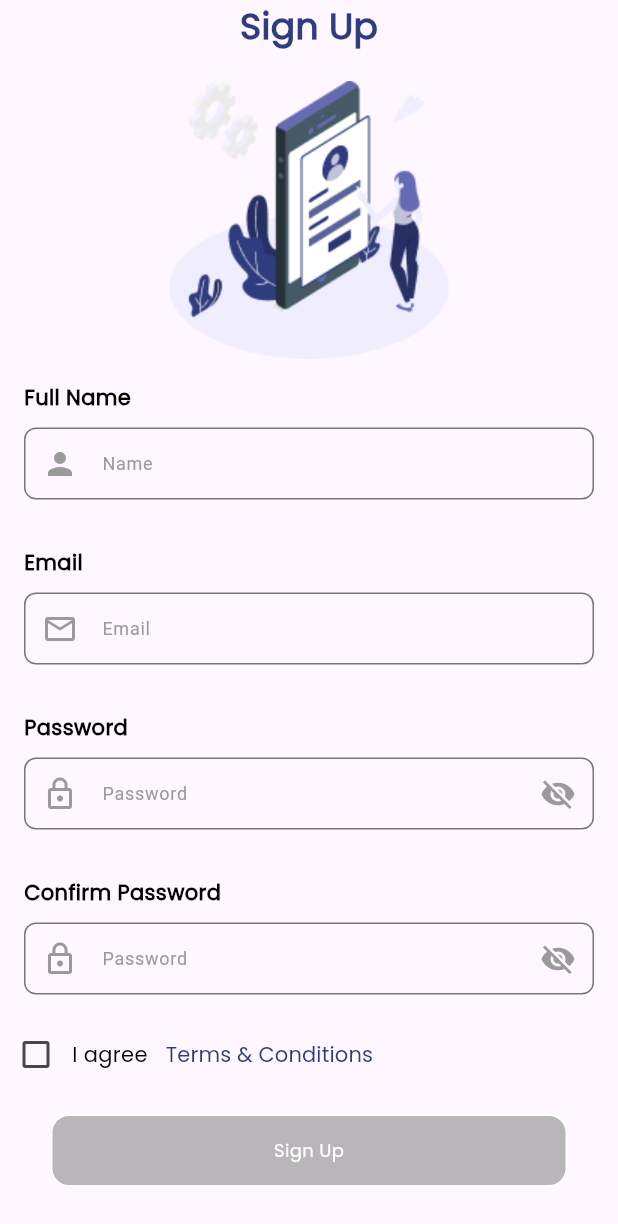
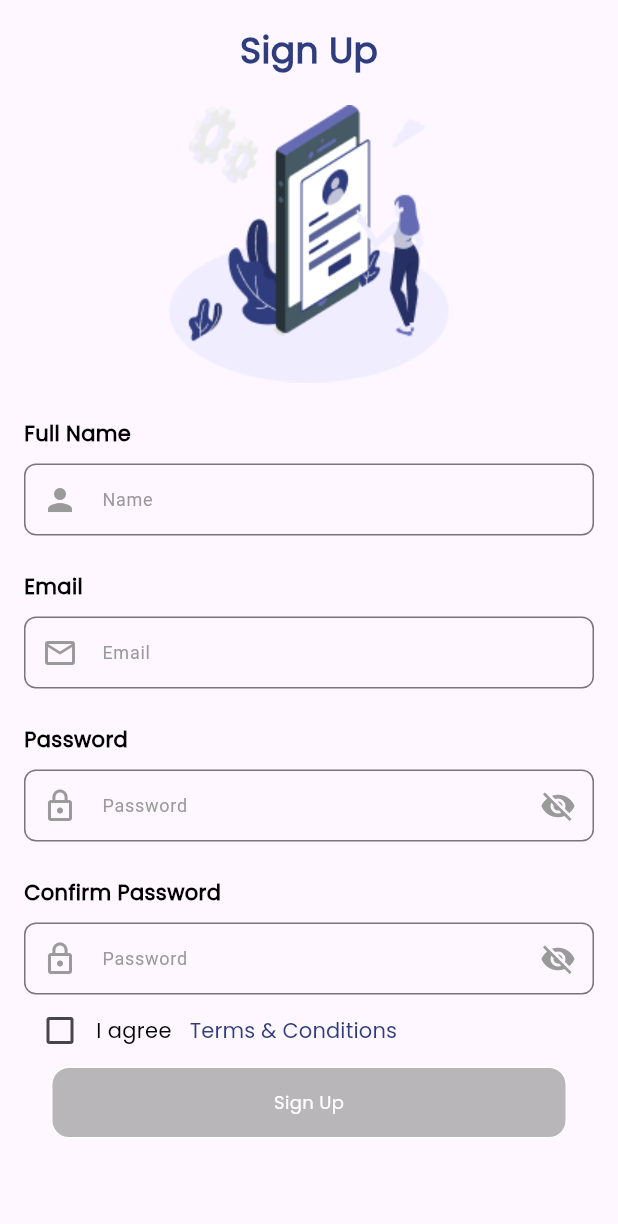
Before and after one commit to OmarZlata/Epic_Explora, a Flutter app: the SignInView screen opened directly, after a tap on "Sign in", after a tap on "Sign Up", on a phone screen of 412 x 824 dp. Shown: the top 1224 px of the screen. Run offline on Flutter 3.47's test engine with Material 3 defaults, Android fonts, the phone set to English and light mode, and no system bars; our stand-ins replace dio, dotted_border, dropdown_button2, flutter_bloc, flutter_screenutil, font_awesome_flutter and 3 more; accounts and stored records are empty; network calls fail.

Commit message:
Some edits "signUpI"

```diff
--- a/lib/Views/Signin/SignIn.dart
+++ b/lib/Views/Signin/SignIn.dart
@@ -29,10 +29,15 @@ class _SignInViewState extends State<SignInView> {
           if (state is SignInSuccess) {
             ScaffoldMessenger.of(context).showSnackBar(
               const SnackBar(
-                content: Text("success"),
+                backgroundColor: AppColors.blue,
+
+                elevation: 1,
+                padding: EdgeInsets.all(8),
+                content: Text("Success" ,style: TextStyle(
+                  color: AppColors.white,
+                ),),
               ),
             );
-            context.read<UserCubit>().signIn();
             Navigator.push(
               context,
               MaterialPageRoute(
@@ -42,7 +47,13 @@ class _SignInViewState extends State<SignInView> {
           } else if (state is SignInFailure) {
             ScaffoldMessenger.of(context).showSnackBar(
               SnackBar(
-                content: Text("SignIn Failed"),
+                elevation: 1,
+                backgroundColor: AppColors.blue,
+                padding: EdgeInsets.all(8),
+                content: Text("E-mail or Password are not correct",
+                  style: TextStyle(
+                    color: AppColors.white,
+                  ),),
               ),
             );
           }
@@ -127,7 +138,7 @@ class _SignInViewState extends State<SignInView> {
                                         });
                                       },
                                       icon: Icon(
-                                        color: AppColors.blue,
+                                        color: obscurePassword ?AppColors.grey:AppColors.blue,
                                         obscurePassword
                                             ? Icons.visibility_off
                                             : Icons.visibility,
@@ -178,12 +189,6 @@ class _SignInViewState extends State<SignInView> {
                             title: "Sign in",
                             onTap: () {
                               context.read<UserCubit>().signIn();
-                              Navigator.push(
-                                context,
-                                MaterialPageRoute(
-                                  builder: (context) => const GoogleMapsView(),
-                                ),
-                              );
                             },
                           ),
                     SizedBox(
@@ -199,7 +204,7 @@ class _SignInViewState extends State<SignInView> {
                         GestureDetector(
                           onTap: () {
                             Navigator.of(context).push(MaterialPageRoute(
-                              builder: (context) => SignupScreen(),
+                              builder: (context) => SignUpView(),
                             ));
                           },
                           child: AppText(
--- a/lib/Views/Signin/SignUp.dart
+++ b/lib/Views/Signin/SignUp.dart
@@ -9,25 +9,84 @@ import '../../../Widgets/app_text.dart';
 import '../../../Widgets/app_text_field.dart';
 import '../../../core/app_colors/app_colors.dart';
 
-class SignupScreen extends StatefulWidget {
-  SignupScreen({super.key});
+class SignUpView extends StatefulWidget {
+  SignUpView({super.key});
 
   @override
-  State<SignupScreen> createState() => _SignupScreenState();
+  State<SignUpView> createState() => _SignUpViewState();
 }
 
-class _SignupScreenState extends State<SignupScreen> {
+class _SignUpViewState extends State<SignUpView> {
   bool obscurePassword = true;
   bool obscurePasswordConfirm = true;
   bool isChecked = false;
 
-  TextEditingController emailController = TextEditingController();
 
-  TextEditingController passwordController = TextEditingController();
-
-  Widget EmailTextField(dynamic signUpEmailController) {
-    return Container(
+  @override
+  Widget build(BuildContext context) {
+    return SafeArea(
+      child: BlocConsumer<UserCubit, UserState>(
+        listener: (context, state) {
+          if (state is SignInSuccess) {
+            ScaffoldMessenger.of(context).showSnackBar(
+              const SnackBar(
+                content: Text("success"),
+              ),
+            );
+            Navigator.push(
+              context,
+              MaterialPageRoute(
+                builder: (context) => const HomeView(),
+              ),
+            );
+          } else if (state is SignInFailure) {
+            ScaffoldMessenger.of(context).showSnackBar(
+              SnackBar(
+                content: Text(state.errMessage),
+              ),
+            );
+          }
+        },
+        builder: (context, state) {
+          return Scaffold(
+            body: SingleChildScrollView(
               padding: EdgeInsets.all(16),
+              child: Column(
+                children: [
+                  AppText(
+                    title: "Sign Up",
+                    fontWeight: FontWeight.bold,
+                    color: AppColors.blue,
+                    fontSize: 24,
+                  ),
+                  SizedBox(
+                    height: 20,
+                  ),
+                  Image.asset('assets/images/amico.png'),
+                  SizedBox(height: 24,),
+                  Container(
+                    child: Column(
+                      crossAxisAlignment: CrossAxisAlignment.start,
+                      children: [
+                        AppText(
+                          title: "Full Name",
+                          color: AppColors.black,
+                          fontWeight: FontWeight.bold,
+                        ),
+                        SizedBox(
+                          height: 10,
+                        ),
+                        AppTextField(
+                          hint: "Name",
+                          radius: 8,
+                          icon: Icons.person,
+                          hintFontSize: 12,
+                          obscureText: false,
+                          maxLines: 1,
+                          controller: context.read<UserCubit>().signUpName,
+                        ),
+                        SizedBox(height: 24,),
+                        Container(
                           child: Column(
                             crossAxisAlignment: CrossAxisAlignment.start,
                             children: [
@@ -46,7 +105,7 @@ class _SignupScreenState extends State<SignupScreen> {
                                 hintFontSize: 12,
                                 obscureText: false,
                                 maxLines: 1,
-            controller: emailController,
+                                controller: context.read<UserCubit>().signUpEmail,
                                 validator: (value) {
                                   if (value!.isEmpty) {
                                     return "Email can't be empty";
@@ -61,39 +120,9 @@ class _SignupScreenState extends State<SignupScreen> {
                               ),
                             ],
                           ),
-    );
-  }
-
-  Widget NameTextField(dynamic nameController) {
-    return Container(
-      padding: EdgeInsets.all(16),
-      child: Column(
-        crossAxisAlignment: CrossAxisAlignment.start,
-        children: [
-          AppText(
-            title: "Full Name",
-            color: AppColors.black,
-            fontWeight: FontWeight.bold,
                         ),
-          SizedBox(
-            height: 10,
-          ),
-          AppTextField(
-            hint: "Name",
-            radius: 8,
-            icon: Icons.person,
-            hintFontSize: 12,
-            obscureText: false,
-            maxLines: 1,
-          ),
-        ],
-      ),
-    );
-  }
-
-  Widget PasswordTextField(dynamic signUpPassword) {
-    return Container(
-      padding: EdgeInsets.all(16),
+                        SizedBox(height: 24,),
+                        Container(
                           child: Column(
                             crossAxisAlignment: CrossAxisAlignment.start,
                             children: [
@@ -123,16 +152,14 @@ class _SignupScreenState extends State<SignupScreen> {
                                 ),
                                 obscureText: obscurePassword,
                                 maxLines: 1,
-            controller: passwordController,
+                                controller: context.read<UserCubit>().signUpPassword,
                               ),
                             ],
                           ),
-    );
-  }
+                        ),
+                        SizedBox(height: 24,),
+                        Container(
 
-  Widget ConfirmPasswordTextField(dynamic signUpConfirmPassword) {
-    return Container(
-      padding: EdgeInsets.all(16),
                           child: Column(
                             crossAxisAlignment: CrossAxisAlignment.start,
                             children: [
@@ -157,41 +184,22 @@ class _SignupScreenState extends State<SignupScreen> {
                                   },
                                   icon: Icon(
                                     color: obscurePasswordConfirm ? AppColors.grey : AppColors.blue,
-                obscurePasswordConfirm ? Icons.visibility_off : Icons.visibility,
+                                    obscurePasswordConfirm
+                                        ? Icons.visibility_off
+                                        : Icons.visibility,
                                   ),
                                 ),
                                 obscureText: obscurePassword,
                                 maxLines: 1,
-            controller: passwordController,
+                                controller: context.read<UserCubit>().confirmPassword,
                               ),
                             ],
                           ),
-    );
-  }
-
-  Widget SiginUpButton() {
-    return Padding(
-      padding: const EdgeInsets.all(16),
-      child: AppButton(
-        border_color: AppColors.white,
-        font_color: AppColors.white,
-        color: isChecked ? AppColors.blue : AppColors.grey.withOpacity(.7),
-        // Change button color based on isChecked
-        title: "Sign Up",
-        onTap: isChecked
-            ? () {
-                final email = emailController.text;
-                final password = passwordController.text;
-                // context.read<UserCubit>().signUp();
-
-              }
-            : null,
                         ),
-    );
-  }
-
-  Widget Terms() {
-    return Row(
+                      ],
+                    ),
+                  ),
+                  Row(
                     children: [
                       Checkbox(
                         value: isChecked,
@@ -213,62 +221,17 @@ class _SignupScreenState extends State<SignupScreen> {
                             color: AppColors.blue,
                           ))
                     ],
-    );
-  }
-
-  @override
-  Widget build(BuildContext context) {
-    TextEditingController nameController =
-        BlocProvider.of<UserCubit>(context).signUpName;
-    TextEditingController signUpEmailController =
-        BlocProvider.of<UserCubit>(context).signUpEmail;
-    TextEditingController signUpPassword =
-        BlocProvider.of<UserCubit>(context).signUpPassword;
-    TextEditingController signUpConfirmPassword =
-        BlocProvider.of<UserCubit>(context).signUpPassword;
-    return SafeArea(
-      child: BlocConsumer<UserCubit, UserState>(
-        listener: (context, state) {
-          if (state is SignInSuccess) {
-            ScaffoldMessenger.of(context).showSnackBar(
-              const SnackBar(
-                content: Text("success"),
                   ),
-            );
-            context.read<UserCubit>().signIn();
-            Navigator.push(
-              context,
-              MaterialPageRoute(
-                builder: (context) => const HomeView(),
+                  AppButton(
+                    border_color: AppColors.white,
+                    font_color: AppColors.white,
+                    color: isChecked ? AppColors.blue : AppColors.grey.withOpacity(.7),
+                    title: "Sign Up",
+                    onTap: isChecked
+                        ? () {
+                      context.read<UserCubit>().signUp();
+                    } : null,
                   ),
-            );
-          } else if (state is SignInFailure) {
-            ScaffoldMessenger.of(context).showSnackBar(
-              SnackBar(
-                content: Text(state.errMessage),
-              ),
-            );
-          }
-        },
-        builder: (context, state) {
-          return Scaffold(
-            body: SingleChildScrollView(
-              child: Column(
-                children: [
-                  AppText(
-                    title: "Sign Up",
-                    fontWeight: FontWeight.bold,
-                    color: AppColors.blue,
-                    fontSize: 24,
-                  ),
-                  SizedBox(height: 20,),
-                  Image.asset('assets/images/amico.png'),
-                  NameTextField(nameController),
-                  EmailTextField(signUpEmailController),
-                  PasswordTextField(signUpPassword),
-                  ConfirmPasswordTextField(signUpConfirmPassword),
-                  Terms(),
-                  SiginUpButton(),
                 ],
               ),
             ),
--- a/lib/Views/WelcomeScreens/onboarding_3.dart
+++ b/lib/Views/WelcomeScreens/onboarding_3.dart
@@ -57,7 +57,7 @@ class WelcomeScreen3 extends StatelessWidget {
             color: AppColors.blue,
             font_color: AppColors.white,
             onTap: () {
-              Navigator.of(context).push(MaterialPageRoute(builder: (context) => SignupScreen(),));
+              Navigator.of(context).push(MaterialPageRoute(builder: (context) => SignUpView(),));
             },
           ),
           SizedBox(height: 24,),
--- a/lib/core/api/const_end_ponits.dart
+++ b/lib/core/api/const_end_ponits.dart
@@ -1,5 +1,5 @@
 class EndPoint {
-  static String baseUrl = "https://a894-156-197-112-27.ngrok-free.app/";
+  static String baseUrl = "https://f870-156-197-95-10.ngrok-free.app/";
   static String signIn = "api/user/login/";
   static String register = "api/user/register";
   static String getUserDataEndPoint(id) {
@@ -8,6 +8,7 @@ class EndPoint {
 }
 
 class ApiKey {
+  static String success = 'success' ;
   static String img = "image";
   static String status = "status";
   static String errorMessage = "message";
--- a/lib/core/errors/error_model.dart
+++ b/lib/core/errors/error_model.dart
@@ -3,13 +3,13 @@
 import '../api/const_end_ponits.dart';
 
 class ErrorModel {
-  final int status;
+  final bool success;
   final String errorMessage;
 
-  ErrorModel({required this.status, required this.errorMessage});
+  ErrorModel({required this.success, required this.errorMessage});
   factory ErrorModel.fromJson(Map<String, dynamic> jsonData) {
     return ErrorModel(
-      status: jsonData[ApiKey.status],
+      success: jsonData[ApiKey.success],
       errorMessage: jsonData[ApiKey.errorMessage],
     );
   }
--- a/lib/core/models/sign_in_model.dart
+++ b/lib/core/models/sign_in_model.dart
@@ -15,7 +15,7 @@ class SignInModel {
   factory SignInModel.fromJson(Map<String, dynamic> jsonData) {
     return SignInModel(
       message: jsonData[ApiKey.message],
-      token: jsonData['data']['token'][ApiKey.token],
+      token: jsonData['data']['user'][ApiKey.token],
       img: jsonData['data']['user'][ApiKey.img],
       id: jsonData['data']['user'][ApiKey.id],
       email: jsonData['data']['user'][ApiKey.email],
--- a/lib/cubit/user_cubit.dart
+++ b/lib/cubit/user_cubit.dart
@@ -8,7 +8,7 @@ import 'package:epic_expolre/core/models/user_model.dart';
 import 'package:epic_expolre/cubit/user_state.dart';
 import 'package:flutter/material.dart';
 import 'package:flutter_bloc/flutter_bloc.dart';
-import 'package:jwt_decoder/jwt_decoder.dart';
+import 'dart:developer';
 
 class UserCubit extends Cubit<UserState> {
   UserCubit(this.api) : super(UserInitial());
@@ -33,25 +33,25 @@ class UserCubit extends Cubit<UserState> {
   //Sign up confirm password
   TextEditingController confirmPassword = TextEditingController();
   SignInModel? user;
-  // signUp() async {
-  //   try {
-  //     emit(SignUpLoading());
-  //     final response = await api.post(
-  //       EndPoint.register,
-  //       isFromData: true,
-  //       data: {
-  //         ApiKey.name: signUpName.text,
-  //         ApiKey.email: signUpEmail.text,
-  //         ApiKey.password: signUpPassword.text,
-  //         ApiKey.confirmPassword: confirmPassword.text,
-  //       },
-  //     );
-  //     final signUPModel = SignUpModel.fromJson(response);
-  //     emit(SignUpSuccess(message: signUPModel.message));
-  //   } on ServerException catch (e) {
-  //     emit(SignUpFailure(errMessage: e.errModel.errorMessage));
-  //   }
-  // }
+  signUp() async {
+    try {
+      emit(SignUpLoading());
+      final response = await api.post(
+        EndPoint.register,
+        isFromData: true,
+        data: {
+          ApiKey.name: signUpName.text,
+          ApiKey.email: signUpEmail.text,
+          ApiKey.password: signUpPassword.text,
+          ApiKey.confirmPassword: confirmPassword,
+        },
+      );
+      final signUPModel = SignUpModel.fromJson(response);
+      emit(SignUpSuccess(message: signUPModel.message));
+    } on ServerException catch (e) {
+      emit(SignUpFailure(errMessage: e.errModel.errorMessage));
+    }
+  }
 
 
 
@@ -67,10 +67,10 @@ class UserCubit extends Cubit<UserState> {
         },
       );
       user = SignInModel.fromJson(response);
-      final decodedToken = JwtDecoder.decode(user!.token);
+      // var id = user!.token[0]+user!.token[1];
       CacheHelper().saveData(key: ApiKey.token, value: user!.token);
-      CacheHelper().saveData(key: ApiKey.id, value: decodedToken[ApiKey.id]);
-
+      // CacheHelper().saveData(key: ApiKey.id, value: id);
+      // log(id);
       emit(SignInSuccess());
     } on ServerException catch (e) {
       emit(SignInFailure(errMessage: e.errModel.errorMessage));
--- a/lib/main.dart
+++ b/lib/main.dart
@@ -50,7 +50,7 @@ class MyApp extends StatelessWidget {
           theme: ThemeData(
             primaryColor: Color(0xFF2F3C7E),
           ),
-          home: SignInView(),
+          home: SignUpView(),
         );
       },
     );
```
Lines whose indentation alone changed are shown as unchanged.
